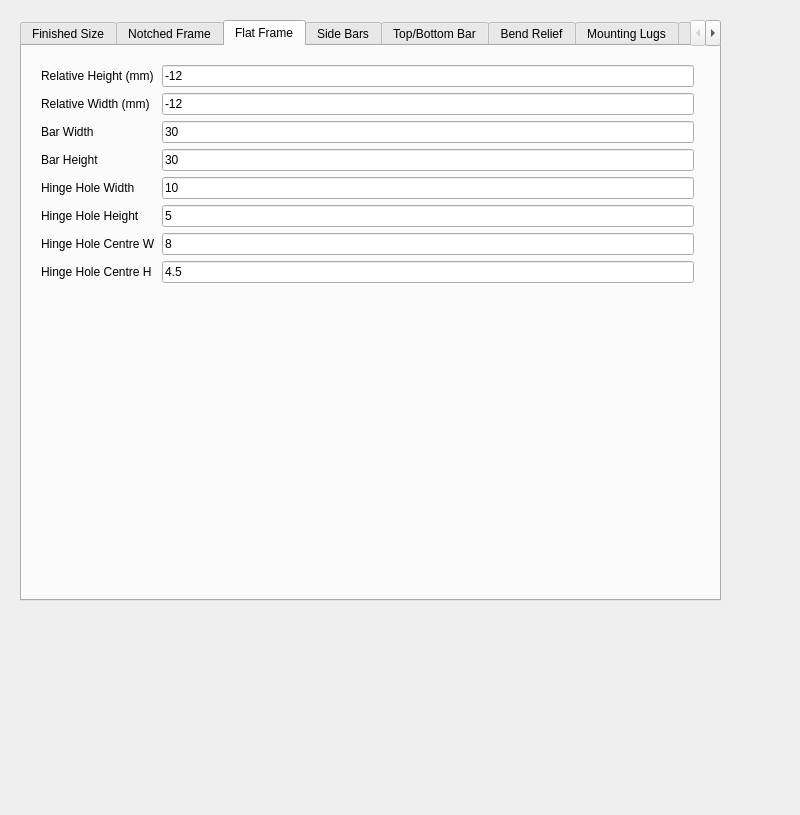
Qt form src/SteeliteSlimUniversal.ui (kyloe/HalfaxIronWorks) before a commit.
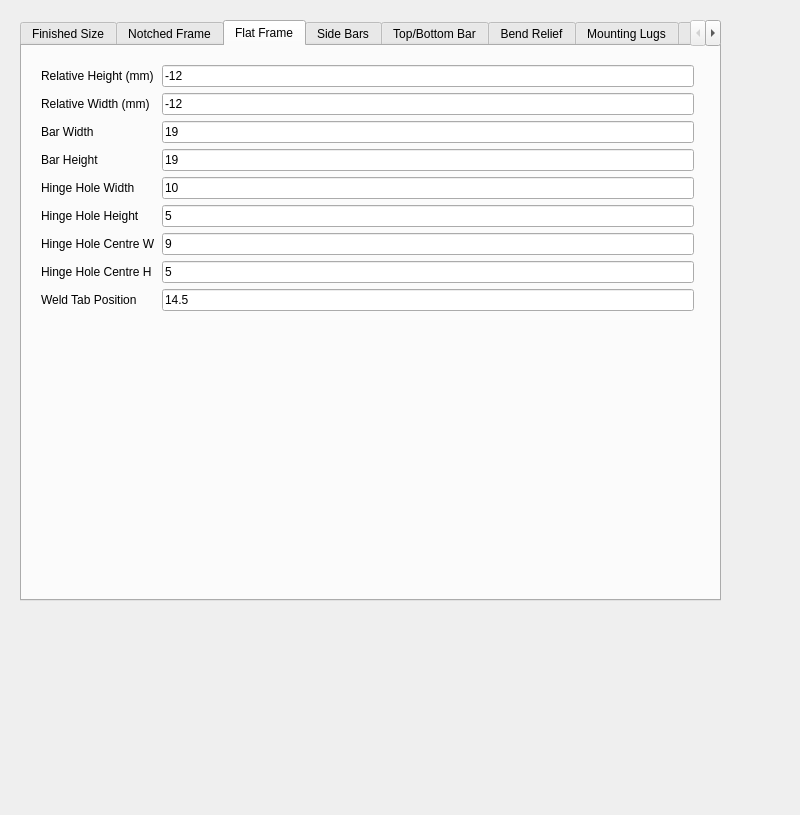
The same form after that commit. The open tabs and pages were chosen to show the change.

Commit message: Version 01 - Steelite Slim Universal

```diff
--- a/src/SteeliteSlimUniversal.ui
+++ b/src/SteeliteSlimUniversal.ui
@@ -428,7 +428,7 @@
       <item row="2" column="1">
        <widget class="QLineEdit" name="FrameCBarWidth">
         <property name="text">
-         <string>30</string>
+         <string>19</string>
         </property>
        </widget>
       </item>
@@ -442,7 +442,7 @@
       <item row="3" column="1">
        <widget class="QLineEdit" name="FrameCBarHeight">
         <property name="text">
-         <string>30</string>
+         <string>19</string>
         </property>
        </widget>
       </item>
@@ -491,14 +491,28 @@
       <item row="6" column="1">
        <widget class="QLineEdit" name="FrameCHingeHoleCentreW">
         <property name="text">
-         <string>8</string>
+         <string>9</string>
         </property>
        </widget>
       </item>
       <item row="7" column="1">
        <widget class="QLineEdit" name="FrameCHingeHoleCentreH">
         <property name="text">
-         <string>4.5</string>
+         <string>5</string>
+        </property>
+       </widget>
+      </item>
+      <item row="8" column="0">
+       <widget class="QLabel" name="label_48">
+        <property name="text">
+         <string>Weld Tab Position</string>
+        </property>
+       </widget>
+      </item>
+      <item row="8" column="1">
+       <widget class="QLineEdit" name="FlatFrameWeldHolePosition">
+        <property name="text">
+         <string>14.5</string>
         </property>
        </widget>
       </item>
```
Left out of the diff: 10 changed lines with no effect on the pictures. The commit also changes 1 other file.
